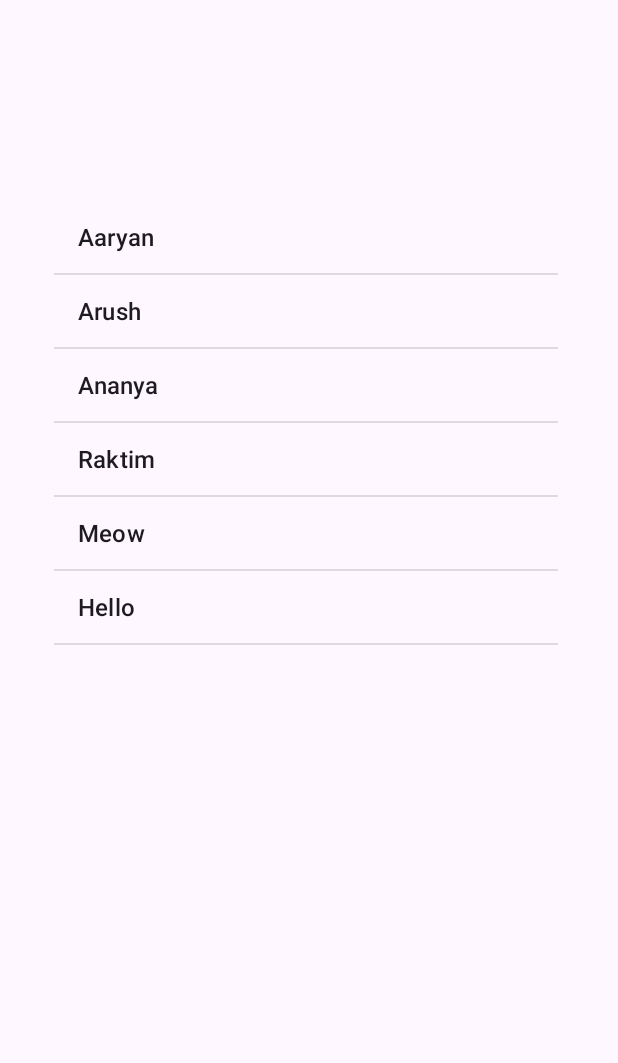
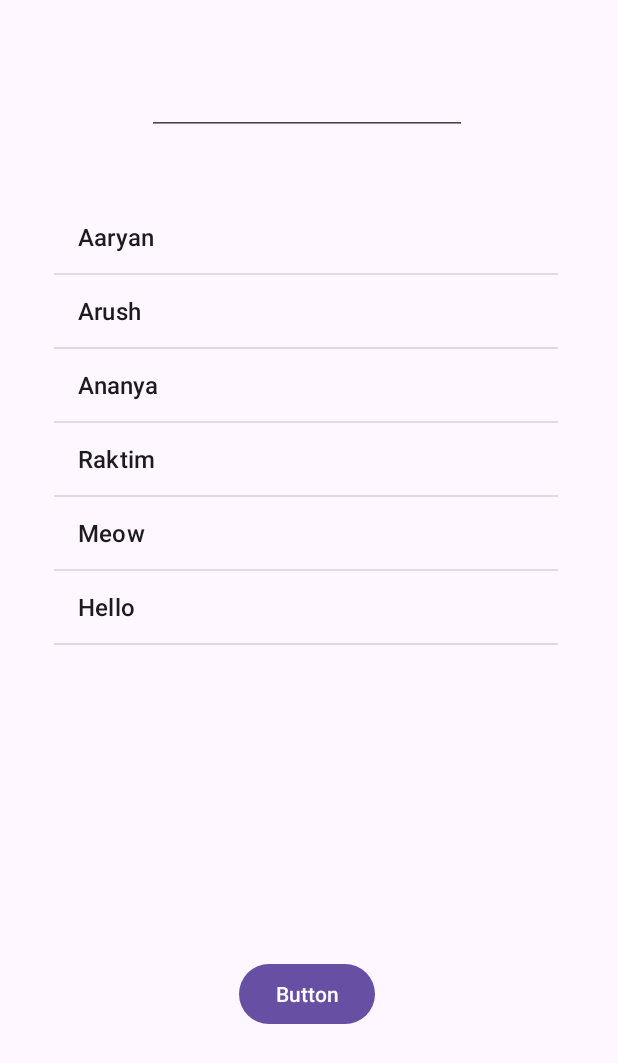
Before and after one commit to aryan1403/androidmobiletrainingdemo, an Android app: the LoginPage screen opened directly, with no data from a screen before it, on a phone screen of 412 x 824 dp. Shown: the top 1063 px of the screen. Run offline under Robolectric (Android 15) with nearby library versions, the phone set to English and light mode, and no system bars.

Commit message:
add list

```diff
--- a/app/src/main/java/com/example/demoapp/LoginPage.java
+++ b/app/src/main/java/com/example/demoapp/LoginPage.java
@@ -1,34 +1,88 @@
 package com.example.demoapp;
 
+import android.content.Context;
 import android.content.Intent;
 import android.os.Bundle;
 import android.view.View;
+import android.view.ViewGroup;
 import android.widget.AdapterView;
 import android.widget.ArrayAdapter;
+import android.widget.BaseAdapter;
 import android.widget.Button;
+import android.widget.EditText;
 import android.widget.ListView;
 import android.widget.Toast;
 
 import androidx.appcompat.app.AppCompatActivity;
 
+import java.util.ArrayList;
+import java.util.Arrays;
+import java.util.List;
+
 public class LoginPage extends AppCompatActivity {
+    EditText mypass;
     ListView listView;
     String[] items = {"Aaryan", "Arush", "Ananya", "Raktim", "Meow", "Hello"};
+    Button addbtn;
     @Override
     public void onCreate(Bundle savedInstanceState) {
         super.onCreate(savedInstanceState);
         setContentView(R.layout.loginpage);
         listView = findViewById(R.id.lview);
+        mypass = findViewById(R.id.mypass);
+        addbtn = findViewById(R.id.additem);
 
-        final ArrayAdapter<String> adapter = new ArrayAdapter<String>(this, android.R.layout.simple_list_item_1, android.R.id.text1, items);
+        final List<String> list = new ArrayList<>(Arrays.asList(items));
+
+        final ArrayAdapter<String> adapter = new ArrayAdapter<String>(this, android.R.layout.simple_list_item_1, android.R.id.text1, list);
+        // ListViewAdapter adapter = new ListViewAdapter();
         listView.setAdapter(adapter);
+        addbtn.setOnClickListener((View view) -> {
+            String itemVal = mypass.getText().toString();
+
+            if(itemVal.isEmpty()) {
+                Toast.makeText(LoginPage.this, "Please enter the text to be added", Toast.LENGTH_SHORT).show();
+            } else {
+                Toast.makeText(LoginPage.this, itemVal, Toast.LENGTH_SHORT).show();
+                list.add(itemVal);
+                adapter.notifyDataSetChanged();
+            }
+        });
         listView.setOnItemClickListener(new AdapterView.OnItemClickListener() {
             @Override
             public void onItemClick(AdapterView<?> adapterView, View view, int i, long l) {
-                String value = i + adapter.getItem(i);
+                String value = adapter.getItem(i);
                 Toast.makeText(LoginPage.this, value, Toast.LENGTH_SHORT).show();
             }
 
         });
     }
 }
+
+class ListViewAdapter extends BaseAdapter {
+    private List<String> itemList = new ArrayList<>();
+    @Override
+    public int getCount() {
+        return itemList.size();
+    }
+
+    @Override
+    public String getItem(int i) {
+        return itemList.get(i);
+    }
+
+    @Override
+    public long getItemId(int i) {
+        return (long) i;
+    }
+
+    @Override
+    public View getView(int i, View v, ViewGroup viewGroup) {
+        return v;
+    }
+
+    public void addItem(String item) {
+        itemList.add(item);
+        notifyDataSetChanged();
+    }
+}
--- a/app/src/main/res/layout/loginpage.xml
+++ b/app/src/main/res/layout/loginpage.xml
@@ -20,5 +20,26 @@
             app:layout_constraintHorizontal_bias="0.493"
             app:layout_constraintStart_toStartOf="parent"
             app:layout_constraintTop_toTopOf="parent" />
+
+        <EditText
+            android:id="@+id/mypass"
+            android:layout_width="wrap_content"
+            android:layout_height="wrap_content"
+            android:ems="10"
+            android:inputType="textPassword"
+            app:layout_constraintBottom_toTopOf="@+id/lview"
+            app:layout_constraintEnd_toEndOf="parent"
+            app:layout_constraintStart_toStartOf="parent"
+            app:layout_constraintTop_toTopOf="parent" />
+
+        <Button
+            android:id="@+id/additem"
+            android:layout_width="wrap_content"
+            android:layout_height="wrap_content"
+            android:text="Button"
+            app:layout_constraintBottom_toBottomOf="parent"
+            app:layout_constraintEnd_toEndOf="parent"
+            app:layout_constraintStart_toStartOf="parent"
+            app:layout_constraintTop_toBottomOf="@+id/lview" />
     </androidx.constraintlayout.widget.ConstraintLayout>
 </androidx.constraintlayout.widget.ConstraintLayout>
```
